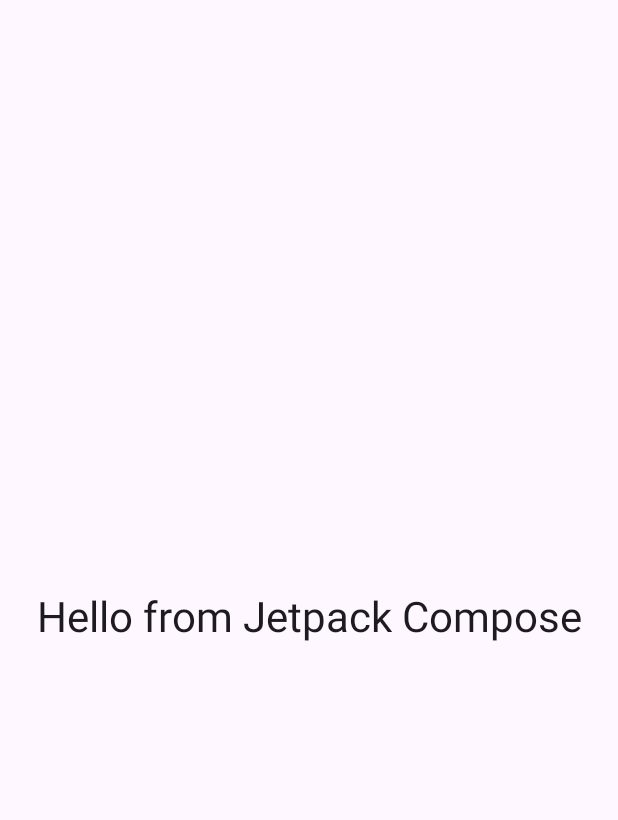
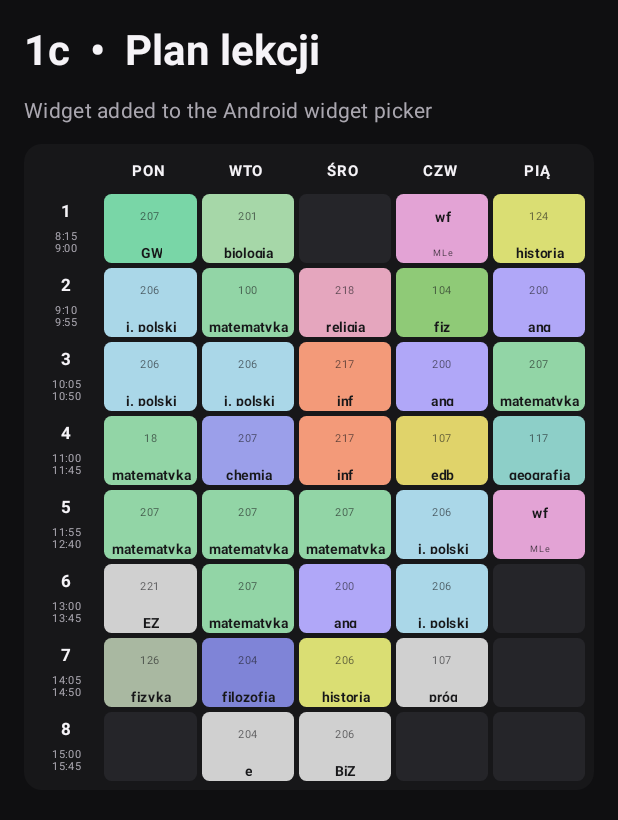
Before and after one commit to bruh0987/plan, an Android app built with Jetpack Compose: the screen it shows after launch (MainActivity), on a phone screen of 412 x 824 dp. Shown: the top 820 px of the screen. Run offline under Robolectric (Android 15) with nearby library versions, the phone set to English and light mode, and no system bars.

Commit message:
Add Jetpack Glance timetable widget (#2)

```diff
--- a/app/build.gradle.kts
+++ b/app/build.gradle.kts
@@ -46,5 +46,7 @@ dependencies {
     implementation("androidx.compose.material3:material3")
     implementation("androidx.compose.ui:ui")
     implementation("androidx.compose.ui:ui-tooling-preview")
+    implementation("androidx.glance:glance-appwidget:1.1.1")
+    implementation("androidx.glance:glance-material3:1.1.1")
     debugImplementation("androidx.compose.ui:ui-tooling")
 }
--- a/app/src/main/java/com/example/plaincompose/MainActivity.kt
+++ b/app/src/main/java/com/example/plaincompose/MainActivity.kt
@@ -4,18 +4,28 @@ import android.os.Bundle
 import androidx.activity.ComponentActivity
 import androidx.activity.compose.setContent
 import androidx.activity.enableEdgeToEdge
+import androidx.compose.foundation.background
 import androidx.compose.foundation.layout.Arrangement
+import androidx.compose.foundation.layout.Box
 import androidx.compose.foundation.layout.Column
+import androidx.compose.foundation.layout.Row
 import androidx.compose.foundation.layout.fillMaxSize
+import androidx.compose.foundation.layout.fillMaxWidth
+import androidx.compose.foundation.layout.height
 import androidx.compose.foundation.layout.padding
+import androidx.compose.foundation.shape.RoundedCornerShape
 import androidx.compose.material3.MaterialTheme
 import androidx.compose.material3.Surface
 import androidx.compose.material3.Text
 import androidx.compose.runtime.Composable
 import androidx.compose.ui.Alignment
 import androidx.compose.ui.Modifier
+import androidx.compose.ui.graphics.Color
+import androidx.compose.ui.text.font.FontWeight
+import androidx.compose.ui.text.style.TextAlign
 import androidx.compose.ui.tooling.preview.Preview
 import androidx.compose.ui.unit.dp
+import androidx.compose.ui.unit.sp
 
 class MainActivity : ComponentActivity() {
     override fun onCreate(savedInstanceState: Bundle?) {
@@ -29,7 +39,14 @@ class MainActivity : ComponentActivity() {
 
 @Composable
 fun PlainComposeApp() {
-    MaterialTheme {
+    MaterialTheme(
+        colorScheme = MaterialTheme.colorScheme.copy(
+            background = Color(0xFF0F0F11),
+            surface = Color(0xFF171719),
+            onBackground = Color(0xFFF5F3F7),
+            onSurface = Color(0xFFF5F3F7),
+        ),
+    ) {
         Surface(
             modifier = Modifier.fillMaxSize(),
             color = MaterialTheme.colorScheme.background,
@@ -37,14 +54,119 @@ fun PlainComposeApp() {
             Column(
                 modifier = Modifier
                     .fillMaxSize()
-                    .padding(24.dp),
-                verticalArrangement = Arrangement.Center,
-                horizontalAlignment = Alignment.CenterHorizontally,
+                    .padding(16.dp),
+                verticalArrangement = Arrangement.spacedBy(12.dp),
             ) {
                 Text(
-                    text = "Hello from Jetpack Compose",
+                    text = "1c  •  Plan lekcji",
                     style = MaterialTheme.typography.headlineMedium,
+                    color = Color(0xFFF5F3F7),
+                    fontWeight = FontWeight.Bold,
                 )
+                Text(
+                    text = "Widget added to the Android widget picker",
+                    style = MaterialTheme.typography.bodyMedium,
+                    color = Color(0xFFAAA7B0),
+                )
+                SchedulePreview()
+            }
+        }
+    }
+}
+
+@Composable
+private fun SchedulePreview() {
+    Column(
+        modifier = Modifier
+            .fillMaxWidth()
+            .background(Color(0xFF171719), RoundedCornerShape(12.dp))
+            .padding(6.dp),
+        verticalArrangement = Arrangement.spacedBy(3.dp),
+    ) {
+        Row(modifier = Modifier.fillMaxWidth()) {
+            Box(modifier = Modifier.weight(0.7f))
+            ScheduleDays.forEach { day ->
+                Text(
+                    text = day.take(3).uppercase(),
+                    modifier = Modifier.weight(1f),
+                    color = Color(0xFFF5F3F7),
+                    fontSize = 10.sp,
+                    fontWeight = FontWeight.Bold,
+                    textAlign = TextAlign.Center,
+                )
+            }
+        }
+
+        ScheduleLessons.forEachIndexed { rowIndex, lessons ->
+            Row(
+                modifier = Modifier
+                    .fillMaxWidth()
+                    .height(46.dp),
+                horizontalArrangement = Arrangement.spacedBy(3.dp),
+            ) {
+                Column(
+                    modifier = Modifier.weight(0.7f),
+                    horizontalAlignment = Alignment.CenterHorizontally,
+                    verticalArrangement = Arrangement.Center,
+                ) {
+                    Text(
+                        text = "${rowIndex + 1}",
+                        color = Color(0xFFF5F3F7),
+                        fontSize = 11.sp,
+                        fontWeight = FontWeight.Bold,
+                    )
+                    Text(
+                        text = ScheduleTimes[rowIndex].replace(" - ", "\n"),
+                        color = Color(0xFFAAA7B0),
+                        fontSize = 7.sp,
+                        textAlign = TextAlign.Center,
+                        lineHeight = 8.sp,
+                    )
+                }
+
+                lessons.forEach { lesson ->
+                    val cardColor = if (lesson.name.isBlank()) {
+                        Color(0xFF252529)
+                    } else {
+                        Color(lesson.color)
+                    }
+                    Column(
+                        modifier = Modifier
+                            .weight(1f)
+                            .fillMaxSize()
+                            .background(cardColor, RoundedCornerShape(5.dp))
+                            .padding(horizontal = 2.dp, vertical = 3.dp),
+                        horizontalAlignment = Alignment.CenterHorizontally,
+                        verticalArrangement = Arrangement.Center,
+                    ) {
+                        if (lesson.room.isNotBlank()) {
+                            Text(
+                                text = lesson.room,
+                                color = Color(0xAA171719),
+                                fontSize = 7.sp,
+                            )
+                        }
+                        if (lesson.name.isNotBlank()) {
+                            Text(
+                                text = lesson.name,
+                                color = Color(0xFF171719),
+                                fontSize = 9.sp,
+                                fontWeight = FontWeight.Bold,
+                                textAlign = TextAlign.Center,
+                                maxLines = 2,
+                            )
+                            if (lesson.teacher.isNotBlank()) {
+                                Text(
+                                    text = lesson.teacher,
+                                    color = Color(0xCC171719),
+                                    fontSize = 6.sp,
+                                    textAlign = TextAlign.Center,
+                                    maxLines = 1,
+                                )
+                            }
+                        }
+                    }
+                }
             }
         }
     }
--- /dev/null
+++ b/app/src/main/java/com/example/plaincompose/ScheduleData.kt
@@ -0,0 +1,110 @@
+package com.example.plaincompose
+
+data class Lesson(
+    val name: String,
+    val room: String = "",
+    val teacher: String = "",
+    val color: Long,
+)
+
+val LessonColors = mapOf(
+    "matematyka" to 0xFF92D5A6,
+    "j. polski" to 0xFFAAD7E8,
+    "język polski" to 0xFFAAD7E8,
+    "angielski" to 0xFFB0A7F8,
+    "ang" to 0xFFB0A7F8,
+    "biologia" to 0xFFA6D7A8,
+    "historia" to 0xFFDADE73,
+    "geografia" to 0xFF8DCFC8,
+    "chemia" to 0xFF9B9FEA,
+    "fizyka" to 0xFFA9B8A1,
+    "filozofia" to 0xFF7F84D7,
+    "edb" to 0xFFE0D36A,
+    "informatyka" to 0xFFF39A79,
+    "inf" to 0xFFF39A79,
+    "religia" to 0xFFE5A6BE,
+    "fiz" to 0xFF8FCA77,
+    "wf" to 0xFFE3A3D5,
+    "GW" to 0xFF79D6A7,
+)
+
+fun lesson(name: String, room: String = "", teacher: String = "", color: Long? = null): Lesson =
+    Lesson(
+        name = name,
+        room = room,
+        teacher = teacher,
+        color = color ?: LessonColors.entries.firstOrNull { name.contains(it.key, ignoreCase = true) }?.value
+            ?: 0xFFD0D0D0,
+    )
+
+val ScheduleDays = listOf("Poniedziałek", "Wtorek", "Środa", "Czwartek", "Piątek")
+
+val ScheduleTimes = listOf(
+    "8:15 - 9:00",
+    "9:10 - 9:55",
+    "10:05 - 10:50",
+    "11:00 - 11:45",
+    "11:55 - 12:40",
+    "13:00 - 13:45",
+    "14:05 - 14:50",
+    "15:00 - 15:45",
+)
+
+val ScheduleLessons = listOf(
+    listOf(
+        lesson("GW", "207", "Pawłowski Marek"),
+        lesson("biologia", "201", "Chludzińska Beata"),
+        lesson(""),
+        lesson("wf", "", "MLe"),
+        lesson("historia", "124", "Zmysłowska Adam"),
+    ),
+    listOf(
+        lesson("j. polski", "206", "Krasińska Aleksandra"),
+        lesson("matematyka", "100", "BŁ"),
+        lesson("religia", "218", "PS"),
+        lesson("fiz", "104", "SM"),
+        lesson("ang", "200", "AW"),
+    ),
+    listOf(
+        lesson("j. polski", "206", "Krasińska Aleksandra"),
+        lesson("j. polski", "206", "Krasińska Aleksandra"),
+        lesson("inf", "217", "JS"),
+        lesson("ang", "200", "AW"),
+        lesson("matematyka", "207", "Pawłowski Marek"),
+    ),
+    listOf(
+        lesson("matematyka", "18", "AMi"),
+        lesson("chemia", "207", "Skrzeczewska Joanna"),
+        lesson("inf", "217", "JS"),
+        lesson("edb", "107", "Szydłowski Andrzej"),
+        lesson("geografia", "117", "Winter Tomasz"),
+    ),
+    listOf(
+        lesson("matematyka", "207", "Pawłowski Marek"),
+        lesson("matematyka", "207", "Pawłowski Marek"),
+        lesson("matematyka", "207", "Pawłowski Marek"),
+        lesson("j. polski", "206", "Krasińska Aleksandra"),
+        lesson("wf", "", "MLe"),
+    ),
+    listOf(
+        lesson("EZ", "221", "Mirska Małgorzata"),
+        lesson("matematyka", "207", "Pawłowski Marek"),
+        lesson("ang", "200", "AW"),
+        lesson("j. polski", "206", "Krasińska Aleksandra"),
+        lesson(""),
+    ),
+    listOf(
+        lesson("fizyka", "126", "Miernicki Sławomir"),
+        lesson("filozofia", "204", "Świetelska Agnieszka"),
+        lesson("historia", "206", "Zmysłowska Adam"),
+        lesson("próg", "107", "JS"),
+        lesson(""),
+    ),
+    listOf(
+        lesson(""),
+        lesson("e", "204", "AŚ"),
+        lesson("BiZ", "206", "Zmysłowska Adam"),
+        lesson(""),
+        lesson(""),
+    ),
+)
--- a/app/src/main/res/values/strings.xml
+++ b/app/src/main/res/values/strings.xml
@@ -1,4 +1,6 @@
 <?xml version="1.0" encoding="utf-8"?>
 <resources>
     <string name="app_name">Plain Compose</string>
+    <string name="widget_name">Plan lekcji 1c</string>
+    <string name="widget_description">Tygodniowy plan lekcji klasy 1c</string>
 </resources>
--- a/app/src/main/res/values/themes.xml
+++ b/app/src/main/res/values/themes.xml
@@ -1,4 +1,4 @@
 <?xml version="1.0" encoding="utf-8"?>
 <resources>
-    <style name="Theme.PlainCompose" parent="android:style/Theme.Material.Light.NoActionBar" />
+    <style name="Theme.PlainCompose" parent="android:style/Theme.Material.NoActionBar" />
 </resources>
```
Also changed, not shown: app/src/main/AndroidManifest.xml (+11 -0 lines), app/src/main/java/com/example/plaincompose/ScheduleWidget.kt (added, +145 -0 lines), app/src/main/res/xml/schedule_widget_info.xml (added, +12 -0 lines).
